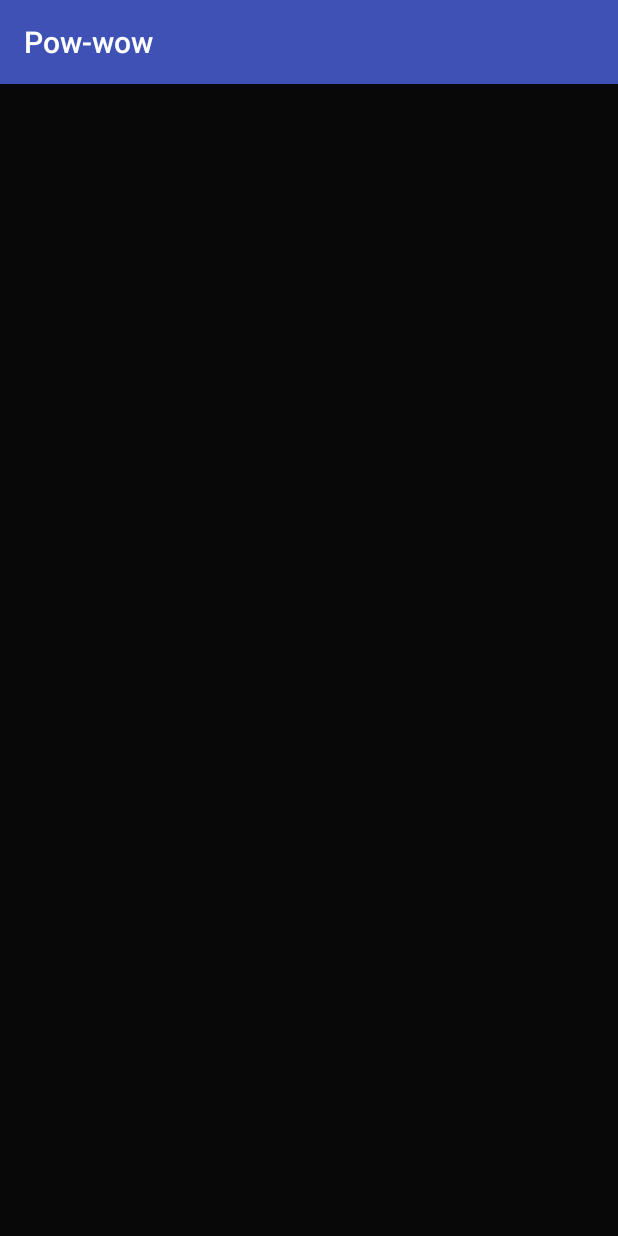
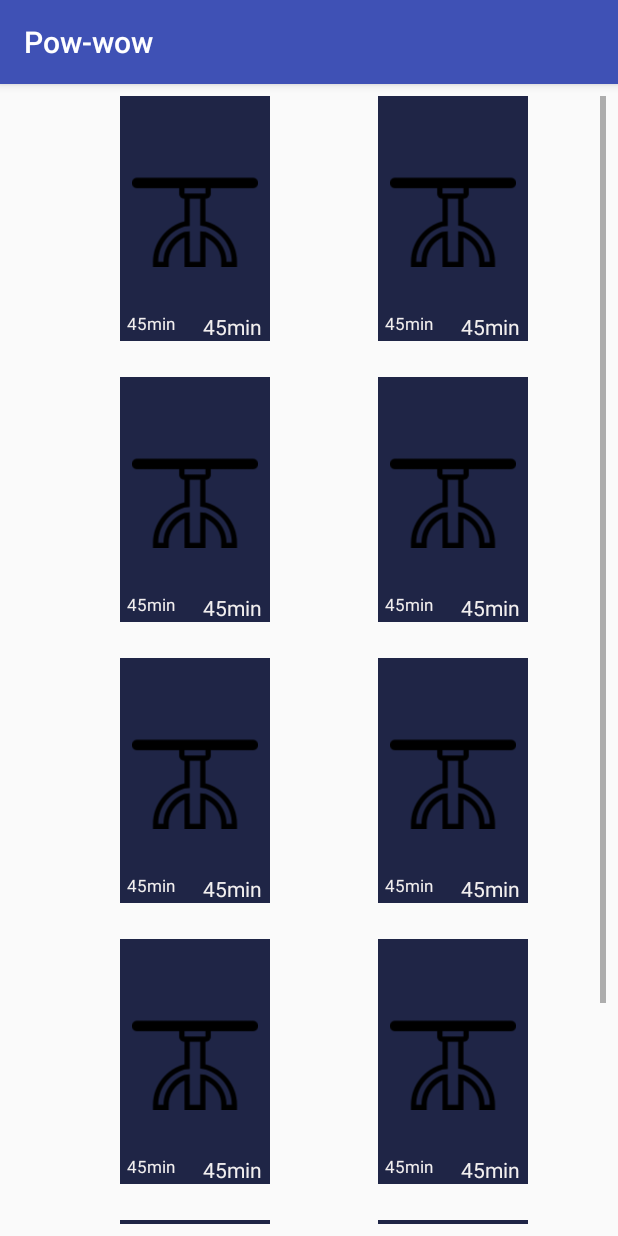
Before and after one commit to grajan/pow-wow, an Android app: the screen it shows after launch (MeetUpActivity), after a tap on "BUTTON", on a phone screen of 412 x 824 dp. Run offline under Robolectric (Android 15) with nearby library versions, the phone set to English and light mode, and no system bars.

Commit message:
Added Gridview with adapter

```diff
--- a/app/src/main/java/com/hackathon/pow_wow/MeetUpActivity.java
+++ b/app/src/main/java/com/hackathon/pow_wow/MeetUpActivity.java
@@ -2,12 +2,37 @@ package com.hackathon.pow_wow;
 
 import android.support.v7.app.AppCompatActivity;
 import android.os.Bundle;
+import android.widget.GridView;
 
 public class MeetUpActivity extends AppCompatActivity {
+
+    private GridView tablesGridView;
+
+    private TablesAdapter tablesAdapter;
+
+    private Table[] tables;
 
     @Override
     protected void onCreate(Bundle savedInstanceState) {
         super.onCreate(savedInstanceState);
         setContentView(R.layout.activity_meet_up);
+
+        fetchTablesArray();
+
+        tablesGridView  = (GridView) findViewById(R.id.tablesGridView);
+        tablesAdapter   = new TablesAdapter(this, tables);
+        tablesGridView.setAdapter(tablesAdapter);
     }
+
+    private void fetchTablesArray() {
+
+        tables = new Table[10];
+
+        for(int i = 0; i < 10; i++) {
+
+            tables[i] = new Table();
+        }
+    }
+
+
 }
--- /dev/null
+++ b/app/src/main/java/com/hackathon/pow_wow/Table.java
@@ -0,0 +1,54 @@
+package com.hackathon.pow_wow;
+
+/**
+ * Created by Rajan on 6/16/17.
+ */
+
+public class Table {
+
+    private int tableImageResource;
+
+    private String timeValue;
+
+    private Integer numberOfPeople;
+
+    private TableType type;
+
+    private String tag;
+
+    public Table() {
+
+        this.tableImageResource = R.drawable.table;
+        this.timeValue = "45min";
+        this.numberOfPeople = 10;
+        this.type = TableType.TableTypeCoupon;
+    }
+
+    public Table(String tableImage, String timeValue, Integer numberOfPeople, TableType type) {
+
+        this.tableImageResource = R.drawable.table;
+        this.timeValue = timeValue;
+        this.numberOfPeople = numberOfPeople;
+        this.type = type;
+    }
+
+    public int getTableImageResource() {
+        return tableImageResource;
+    }
+
+    public String getTimeValue() {
+        return timeValue;
+    }
+
+    public String getTag() {
+        return timeValue;
+    }
+
+    public Integer getNumberOfPeople() {
+        return numberOfPeople;
+    }
+
+    public TableType getType() {
+        return type;
+    }
+}
--- /dev/null
+++ b/app/src/main/java/com/hackathon/pow_wow/TableType.java
@@ -0,0 +1,11 @@
+package com.hackathon.pow_wow;
+
+/**
+ * Created by Rajan on 6/16/17.
+ */
+
+public enum TableType {
+
+    TableTypeCustom,
+    TableTypeCoupon
+}
--- /dev/null
+++ b/app/src/main/java/com/hackathon/pow_wow/TablesAdapter.java
@@ -0,0 +1,67 @@
+package com.hackathon.pow_wow;
+
+import android.content.Context;
+import android.view.LayoutInflater;
+import android.view.View;
+import android.view.ViewGroup;
+import android.widget.BaseAdapter;
+import android.widget.ImageView;
+import android.widget.TextView;
+
+import java.util.HashMap;
+
+/**
+ * Created by Rajan on 6/16/17.
+ */
+
+public class TablesAdapter extends BaseAdapter {
+
+    public final Context mContext;
+
+    public final Table[] tables;
+
+    public TablesAdapter(Context context, Table[] tables) {
+        this.mContext = context;
+        this.tables = tables;
+    }
+
+    @Override
+    public int getCount() {
+        return tables.length;
+    }
+
+    @Override
+    public long getItemId(int position) {
+        return 0;
+    }
+
+    // 4
+    @Override
+    public Object getItem(int position) {
+        return null;
+    }
+
+    // 5
+    @Override
+    public View getView(int position, View convertView, ViewGroup parent) {
+
+        final Table currentTable = tables[position];
+
+        if (convertView == null) {
+            final LayoutInflater layoutInflater = LayoutInflater.from(mContext);
+            convertView = layoutInflater.inflate(R.layout.table_grid_cell, null);
+        }
+
+        final ImageView imageView = (ImageView)convertView.findViewById(R.id.table_image);
+        final TextView tagsTextView = (TextView)convertView.findViewById(R.id.tags);
+        final TextView timeTextView = (TextView)convertView.findViewById(R.id.time);
+
+        imageView.setImageResource(currentTable.getTableImageResource());
+        tagsTextView.setText(currentTable.getTag());
+        timeTextView.setText(currentTable.getTimeValue());
+
+        return convertView;
+    }
+
+
+}
--- a/app/src/main/res/layout/activity_meet_up.xml
+++ b/app/src/main/res/layout/activity_meet_up.xml
@@ -4,8 +4,20 @@
     xmlns:tools="http://schemas.android.com/tools"
     android:layout_width="match_parent"
     android:layout_height="match_parent"
-    android:background="@color/colorBlack"
     tools:context="com.hackathon.pow_wow.MeetUpActivity">
+
+    <GridView
+        android:id="@+id/tablesGridView"
+        android:layout_width="match_parent"
+        android:layout_height="match_parent"
+        android:numColumns="2"
+        android:gravity="center"
+        android:columnWidth="100dp"
+        android:stretchMode="spacingWidthUniform"
+        android:verticalSpacing="24dp"
+        android:horizontalSpacing="10dp"
+        android:layout_margin="@dimen/margin"
+    />
 
 
 </android.support.constraint.ConstraintLayout>
--- /dev/null
+++ b/app/src/main/res/layout/table_grid_cell.xml
@@ -0,0 +1,44 @@
+<?xml version="1.0" encoding="utf-8"?>
+<LinearLayout xmlns:android="http://schemas.android.com/apk/res/android"
+    android:orientation="vertical"
+    android:layout_width="match_parent"
+    android:layout_height="match_parent"
+    android:weightSum="10"
+    android:background="@color/themeColor"
+    >
+
+    <ImageView
+        android:id="@+id/table_image"
+        android:layout_width="match_parent"
+        android:layout_margin="@dimen/margin"
+        android:layout_weight="8"
+        android:layout_height="0dp"
+        android:src="@drawable/table"/>
+
+    <LinearLayout
+        android:orientation="horizontal"
+        android:layout_width="match_parent"
+        android:layout_height="0dp"
+        android:layout_weight="2"
+        android:weightSum="2">
+
+        <TextView
+            android:id="@+id/tags"
+            android:layout_width="wrap_content"
+            android:layout_height="match_parent"
+            android:layout_weight="1"
+            android:text="Time"
+            android:textColor="@color/textColor"
+            android:layout_marginRight="@dimen/margin"
+            android:textSize="@dimen/textsize_gridcell"
+            android:textAlignment="center"/>
+        <TextView
+            android:id="@id/time"
+            android:layout_width="wrap_content"
+            android:layout_height="match_parent"
+            android:layout_weight="1"
+            android:text="1"
+            android:textColor="@color/textColor"
+            android:textAlignment="center"/>
+    </LinearLayout>
+</LinearLayout>
--- a/app/src/main/res/values/colors.xml
+++ b/app/src/main/res/values/colors.xml
@@ -4,4 +4,9 @@
     <color name="colorPrimaryDark">#303F9F</color>
     <color name="colorAccent">#FF4081</color>
     <color name="colorBlack">#080808</color>
+
+    <color name="textColor">#f2efef</color>
+    <color name="themeColor">#1f2546</color>
+
+
 </resources>
--- /dev/null
+++ b/app/src/main/res/values/dimen.xml
@@ -0,0 +1,5 @@
+<?xml version="1.0" encoding="utf-8"?>
+<resources>
+    <dimen name="margin">8dp</dimen>
+    <dimen name="textsize_gridcell">11dp</dimen>
+</resources>
```
Also changed, not shown: app/src/main/res/drawable/table.png (added).
